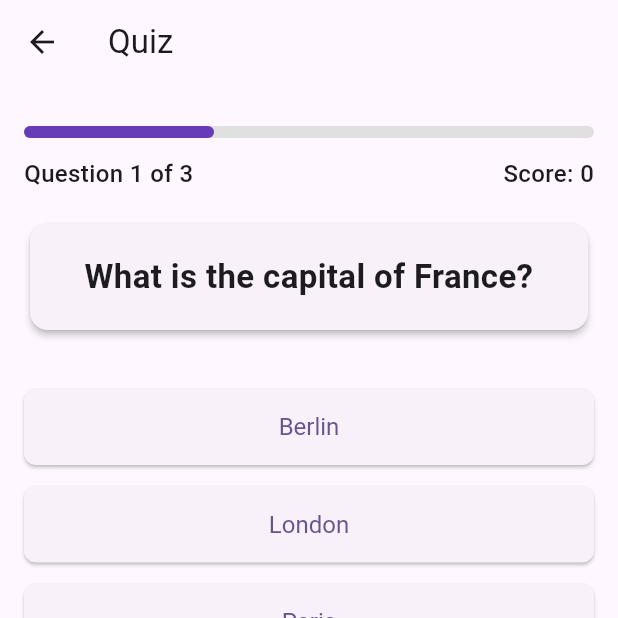
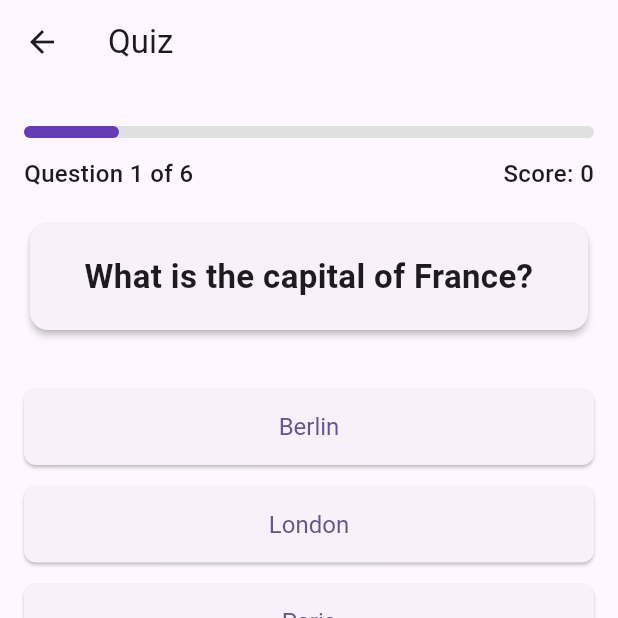
Before and after one commit to peterkure3/quizmo, a Flutter app: the QuizScreen screen opened by its route, on a phone screen of 412 x 824 dp, the top half of it. Run offline on Flutter 3.47's test engine with Material 3 defaults, Android fonts, the phone set to English and light mode, and no system bars; our stand-ins replace shared_preferences; accounts and stored records are empty.

Commit message:
Update on Quiz screen and Quiz Question model

```diff
--- a/lib/models/quiz_question.dart
+++ b/lib/models/quiz_question.dart
@@ -2,10 +2,12 @@ class QuizQuestion {
   final String question;
   final List<String> options;
   final int correctIndex;
+  final String? category;
 
   QuizQuestion({
     required this.question,
     required this.options,
     required this.correctIndex,
+    this.category,
   });
 }
--- a/lib/screens/quiz_screen.dart
+++ b/lib/screens/quiz_screen.dart
@@ -1,4 +1,6 @@
 import 'package:flutter/material.dart';
+import 'package:shared_preferences/shared_preferences.dart';
+import 'home_screen.dart';
 import '../models/quiz_question.dart';
 
 class QuizScreen extends StatelessWidget {
@@ -6,35 +8,78 @@ class QuizScreen extends StatelessWidget {
 
   @override
   Widget build(BuildContext context) {
-    final List<QuizQuestion> questions = [
+    final String? category = ModalRoute.of(context)?.settings.arguments as String?;
+    final List<QuizQuestion> allQuestions = [
       QuizQuestion(
         question: 'What is the capital of France?',
         options: ['Berlin', 'London', 'Paris', 'Rome'],
         correctIndex: 2,
+        category: 'Geography',
       ),
       QuizQuestion(
         question: 'Which planet is known as the Red Planet?',
         options: ['Earth', 'Mars', 'Jupiter', 'Venus'],
         correctIndex: 1,
+        category: 'Science',
       ),
       QuizQuestion(
         question: 'Who wrote "Hamlet"?',
         options: ['Charles Dickens', 'Mark Twain', 'William Shakespeare', 'Jane Austen'],
         correctIndex: 2,
+        category: 'History',
+      ),
+      QuizQuestion(
+        question: 'What is H2O commonly known as?',
+        options: ['Salt', 'Water', 'Oxygen', 'Hydrogen'],
+        correctIndex: 1,
+        category: 'Science',
+      ),
+      QuizQuestion(
+        question: 'Which year did World War II end?',
+        options: ['1945', '1939', '1918', '1965'],
+        correctIndex: 0,
+        category: 'History',
+      ),
+      QuizQuestion(
+        question: 'Which company developed the PlayStation?',
+        options: ['Microsoft', 'Sony', 'Nintendo', 'Sega'],
+        correctIndex: 1,
+        category: 'Games',
       ),
     ];
+    final List<QuizQuestion> questions = category == null
+        ? allQuestions
+        : allQuestions.where((q) => q.category?.toLowerCase() == category.toLowerCase()).toList();
     return Scaffold(
       appBar: AppBar(
-        title: const Text('Quiz'),
+        title: Text(category == null ? 'Quiz' : '$category Quiz'),
       ),
-      body: QuizFlowWidget(questions: questions),
+      body: Column(
+        children: [
+          if (category != null)
+            Container(
+              width: double.infinity,
+              color: Colors.deepPurple[50],
+              padding: const EdgeInsets.symmetric(vertical: 12),
+              child: Center(
+                child: Text(
+                  '$category Quiz',
+                  style: const TextStyle(fontSize: 20, fontWeight: FontWeight.bold, color: Colors.deepPurple),
+                ),
+              ),
+            ),
+          Expanded(child: QuizFlowWidget(questions: questions, category: category)),
+        ],
+      ),
     );
   }
 }
 
+
 class QuizFlowWidget extends StatefulWidget {
   final List<QuizQuestion> questions;
-  const QuizFlowWidget({Key? key, required this.questions}) : super(key: key);
+  final String? category;
+  const QuizFlowWidget({Key? key, required this.questions, this.category}) : super(key: key);
 
   @override
   State<QuizFlowWidget> createState() => _QuizFlowWidgetState();
@@ -86,6 +131,15 @@ class _QuizFlowWidgetState extends State<QuizFlowWidget> {
   @override
   Widget build(BuildContext context) {
     if (finished) {
+      // Update stats after quiz completion
+      Future.microtask(() async {
+        final prefs = await SharedPreferences.getInstance();
+        int quizzes = (prefs.getInt('quizzes') ?? 0) + 1;
+        int highScore = prefs.getInt('high_score') ?? 0;
+        int streak = (prefs.getInt('streak') ?? 0) + 1;
+        if (score > highScore) highScore = score;
+        await HomeScreen.updateStats(quizzes: quizzes, highScore: highScore, streak: streak);
+      });
       return Center(
         child: Column(
           mainAxisAlignment: MainAxisAlignment.center,
```
